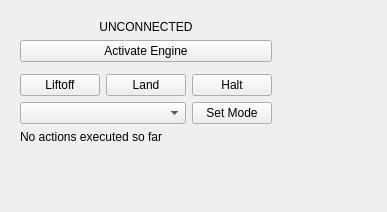
mavlink/qgroundcontrol, file src/ui/UASControl.ui: the form before one commit.
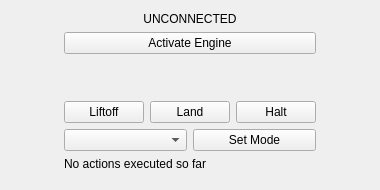
The form after the commit. Icons and pictures are not drawn.

The edit to the form file:
```diff
--- a/src/ui/UASControl.ui
+++ b/src/ui/UASControl.ui
@@ -6,21 +6,27 @@
    <rect>
     <x>0</x>
     <y>0</y>
-    <width>387</width>
-    <height>212</height>
+    <width>380</width>
+    <height>190</height>
    </rect>
   </property>
   <property name="windowTitle">
    <string>Form</string>
   </property>
-  <layout class="QGridLayout" name="gridLayout" rowstretch="0,0,0,0,0,20,0" columnstretch="0,0,0,0,20">
-   <property name="margin">
-    <number>20</number>
+  <layout class="QGridLayout" name="gridLayout">
+   <property name="leftMargin">
+    <number>6</number>
    </property>
-   <property name="spacing">
+   <property name="topMargin">
+    <number>12</number>
+   </property>
+   <property name="rightMargin">
     <number>6</number>
    </property>
-   <item row="0" column="0" colspan="4">
+   <property name="bottomMargin">
+    <number>6</number>
+   </property>
+   <item row="0" column="1" colspan="4">
     <widget class="QLabel" name="controlStatusLabel">
      <property name="text">
       <string>UNCONNECTED</string>
@@ -30,27 +36,14 @@
      </property>
     </widget>
    </item>
-   <item row="0" column="4" rowspan="7">
-    <spacer name="horizontalSpacer">
-     <property name="orientation">
-      <enum>Qt::Horizontal</enum>
-     </property>
-     <property name="sizeHint" stdset="0">
-      <size>
-       <width>0</width>
-       <height>172</height>
-      </size>
-     </property>
-    </spacer>
-   </item>
-   <item row="1" column="0" colspan="4">
+   <item row="1" column="1" colspan="4">
     <widget class="QPushButton" name="controlButton">
      <property name="text">
       <string>Activate Engine</string>
      </property>
     </widget>
    </item>
-   <item row="2" column="0" colspan="4">
+   <item row="2" column="1" colspan="4">
     <spacer name="verticalSpacer_2">
      <property name="orientation">
       <enum>Qt::Vertical</enum>
@@ -60,13 +53,26 @@
      </property>
      <property name="sizeHint" stdset="0">
       <size>
-       <width>218</width>
-       <height>6</height>
+       <width>20</width>
+       <height>0</height>
       </size>
      </property>
     </spacer>
    </item>
-   <item row="3" column="0">
+   <item row="0" column="0" rowspan="6">
+    <spacer name="horizontalSpacer">
+     <property name="orientation">
+      <enum>Qt::Horizontal</enum>
+     </property>
+     <property name="sizeHint" stdset="0">
+      <size>
+       <width>31</width>
+       <height>159</height>
+      </size>
+     </property>
+    </spacer>
+   </item>
+   <item row="3" column="1">
     <widget class="QPushButton" name="liftoffButton">
      <property name="text">
       <string>Liftoff</string>
@@ -77,10 +83,18 @@
      </property>
     </widget>
    </item>
-   <item row="4" column="0" colspan="3">
-    <widget class="QComboBox" name="modeComboBox"/>
+   <item row="3" column="2" colspan="2">
+    <widget class="QPushButton" name="landButton">
+     <property name="text">
+      <string>Land</string>
+     </property>
+     <property name="icon">
+      <iconset resource="../../mavground.qrc">
+       <normaloff>:/images/control/land.svg</normaloff>:/images/control/land.svg</iconset>
+     </property>
+    </widget>
    </item>
-   <item row="3" column="3">
+   <item row="3" column="4">
     <widget class="QPushButton" name="shutdownButton">
      <property name="text">
       <string>Halt</string>
@@ -91,7 +105,23 @@
      </property>
     </widget>
    </item>
-   <item row="4" column="3">
+   <item row="0" column="5" rowspan="6">
+    <spacer name="horizontalSpacer_2">
+     <property name="orientation">
+      <enum>Qt::Horizontal</enum>
+     </property>
+     <property name="sizeHint" stdset="0">
+      <size>
+       <width>30</width>
+       <height>159</height>
+      </size>
+     </property>
+    </spacer>
+   </item>
+   <item row="4" column="1" colspan="2">
+    <widget class="QComboBox" name="modeComboBox"/>
+   </item>
+   <item row="4" column="3" colspan="2">
     <widget class="QPushButton" name="setModeButton">
      <property name="text">
       <string>Set Mode</string>
@@ -102,31 +132,7 @@
      </property>
     </widget>
    </item>
-   <item row="6" column="0" colspan="4">
-    <spacer name="verticalSpacer">
-     <property name="orientation">
-      <enum>Qt::Vertical</enum>
-     </property>
-     <property name="sizeHint" stdset="0">
-      <size>
-       <width>20</width>
-       <height>0</height>
-      </size>
-     </property>
-    </spacer>
-   </item>
-   <item row="3" column="1" colspan="2">
-    <widget class="QPushButton" name="landButton">
-     <property name="text">
-      <string>Land</string>
-     </property>
-     <property name="icon">
-      <iconset resource="../../mavground.qrc">
-       <normaloff>:/images/control/land.svg</normaloff>:/images/control/land.svg</iconset>
-     </property>
-    </widget>
-   </item>
-   <item row="5" column="0" colspan="4">
+   <item row="5" column="1" colspan="4">
     <widget class="QLabel" name="lastActionLabel">
      <property name="text">
       <string>No actions executed so far</string>
@@ -136,6 +142,19 @@
      </property>
     </widget>
    </item>
+   <item row="6" column="0" colspan="6">
+    <spacer name="verticalSpacer">
+     <property name="orientation">
+      <enum>Qt::Vertical</enum>
+     </property>
+     <property name="sizeHint" stdset="0">
+      <size>
+       <width>20</width>
+       <height>0</height>
+      </size>
+     </property>
+    </spacer>
+   </item>
   </layout>
  </widget>
  <resources>
```
